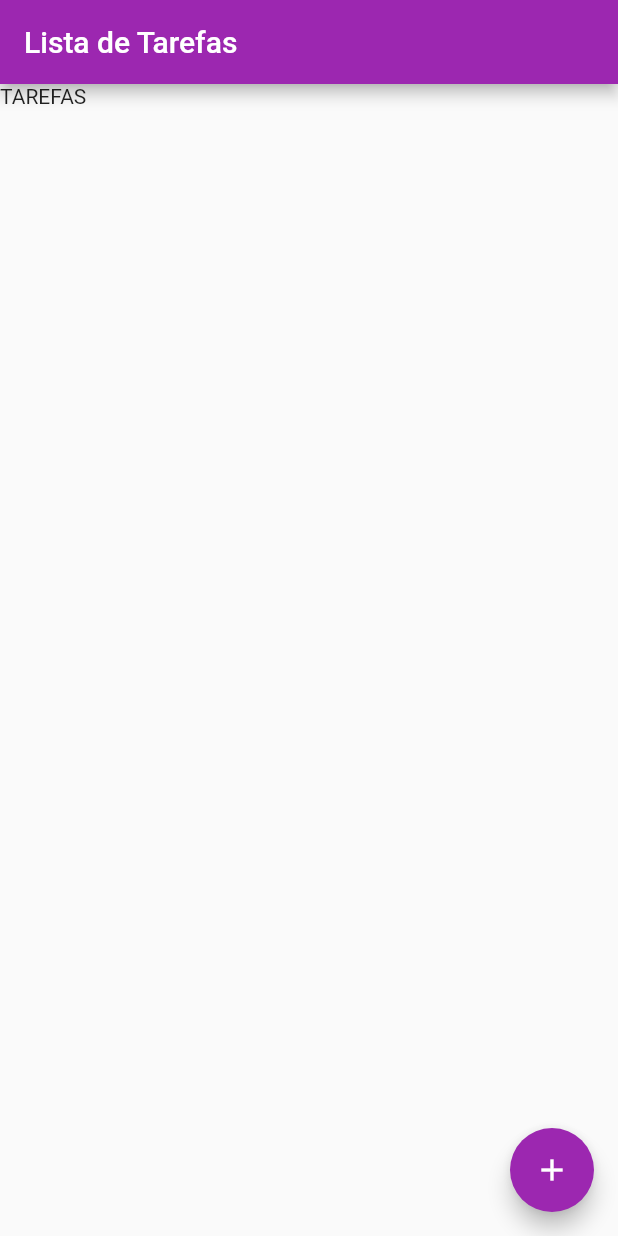
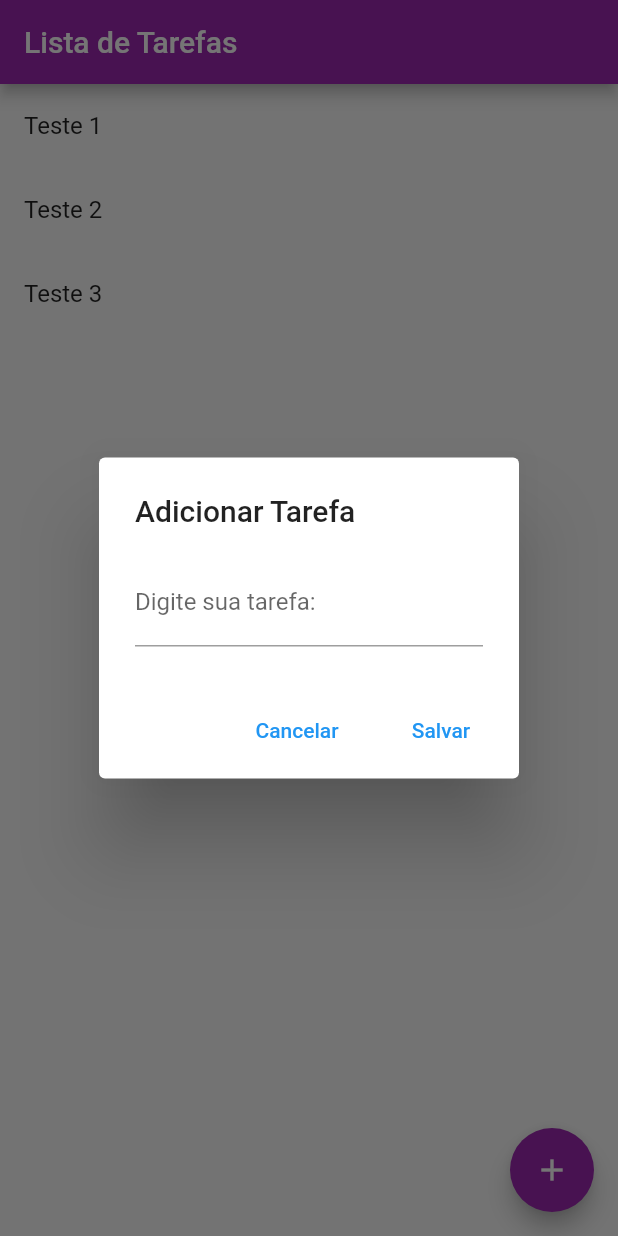
Before and after one commit to Marcusalvesrocha/lista_tarefas, a Flutter app: the screen it shows after launch, after a tap on the "add" icon, on a phone screen of 412 x 824 dp. Run offline on Flutter 3.47's test engine with Material 2 defaults, Android fonts, the phone set to English and light mode, and no system bars.

Commit message:
Implementando o FloatingBUtton

```diff
--- a/lib/Home.dart
+++ b/lib/Home.dart
@@ -8,6 +8,7 @@ class Home extends StatefulWidget {
 }
 
 class _HomeState extends State<Home> {
+  List<String> tarefas = ["Teste 1", "Teste 2", "Teste 3"];
   @override
   Widget build(BuildContext context) {
     return Scaffold(
@@ -15,9 +16,50 @@ class _HomeState extends State<Home> {
         title: Text("Lista de Tarefas"),
         backgroundColor: Colors.purple,
       ),
-      body: Text("TAREFAS"),
+      body: Column(
+          //padding: EdgeInsets.all(15),
+          children: [
+            Expanded(
+              child: ListView.builder(
+                  itemCount: tarefas.length,
+                  itemBuilder: (context, index) {
+                    return ListTile(
+                      title: Text(tarefas[index]),
+                    );
+                  }),
+            )
+          ]),
+      floatingActionButtonLocation: FloatingActionButtonLocation.endFloat,
       floatingActionButton: FloatingActionButton(
         onPressed: () {
+          showDialog(
+              context: context,
+              builder: (context) {
+                return AlertDialog(
+                  title: Text("Adicionar Tarefa"),
+                  content: TextField(
+                    decoration:
+                        InputDecoration(labelText: "Digite sua tarefa:"),
+                    onChanged: (text) {},
+                  ),
+                  actions: [
+                    FlatButton(
+                        onPressed: () => Navigator.pop(context),
+                        child: Text(
+                          "Cancelar",
+                          style: TextStyle(color: Colors.blue),
+                        )),
+                    FlatButton(
+                        onPressed: () {
+                          Navigator.pop(context);
+                        },
+                        child: Text(
+                          "Salvar",
+                          style: TextStyle(color: Colors.blue),
+                        )),
+                  ],
+                );
+              });
           print("Floating button");
         },
         backgroundColor: Colors.purple,
```
